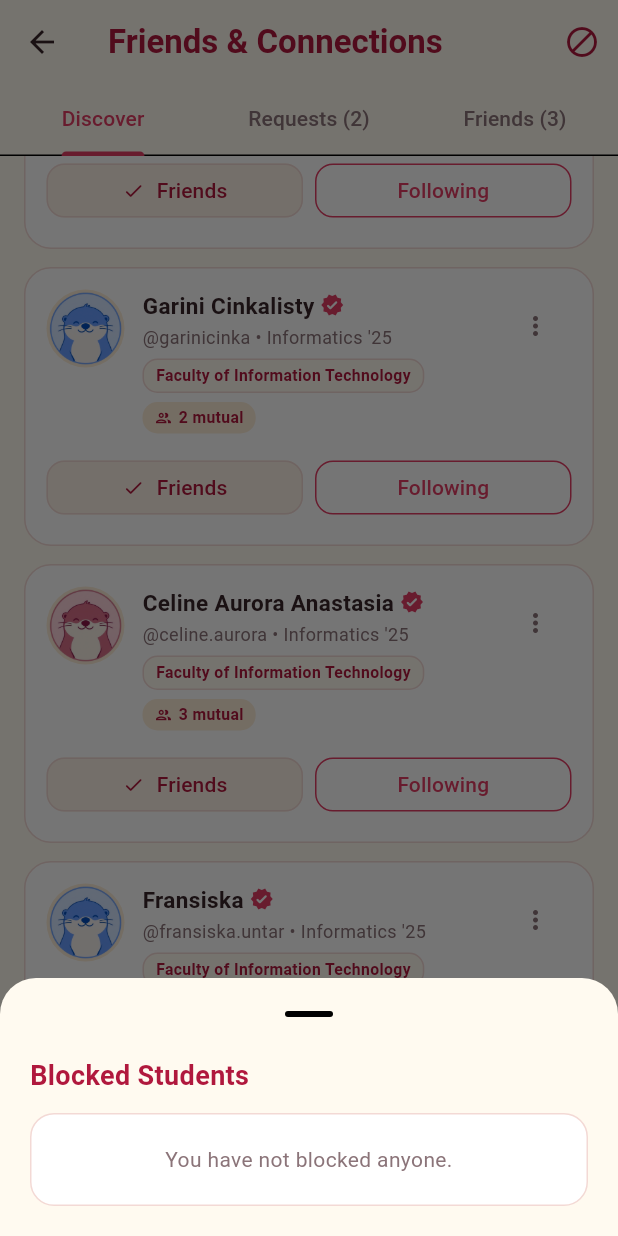
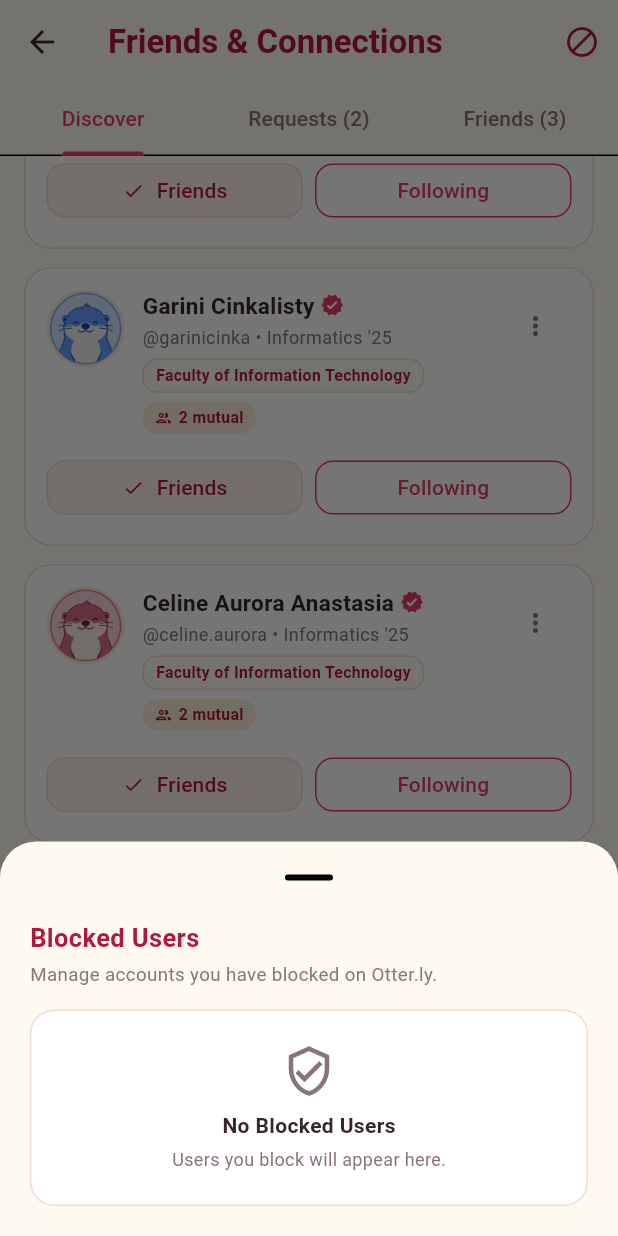
Before and after one commit to GeorginaGabriella/Otterly-Mobile-App, a Flutter app: the FriendsScreen screen opened directly, scrolled down 576 dp, after a tap on the "block" icon, on a phone screen of 412 x 824 dp. Run offline on Flutter 3.47's test engine with Material 3 defaults, Android fonts, the phone set to English and light mode, and no system bars; our stand-ins replace flutter_riverpod, flutter_secure_storage, image_picker, shared_preferences, video_player; accounts and stored records are empty.

Commit message:
Fix Profile & Friends state races, blocked sheet UX, and layout polish

```diff
--- a/lib/screens/friends/friends_screen.dart
+++ b/lib/screens/friends/friends_screen.dart
@@ -3,6 +3,7 @@ import 'package:flutter_riverpod/flutter_riverpod.dart';
 import '../../core/app_colors.dart';
 import '../../models/friend_profile_model.dart';
 import '../../providers/social_profile_provider.dart';
+import '../../widgets/friends/blocked_users_sheet_widget.dart';
 import '../../widgets/friends/friend_request_card_widget.dart';
 import '../../widgets/friends/friend_user_card_widget.dart';
 import '../../widgets/friends/mutual_friends_sheet_widget.dart';
@@ -47,8 +48,11 @@ class _FriendsScreenState extends ConsumerState<FriendsScreen>
       vsync: this,
       initialIndex: clampedIndex,
     );
-    _discoverSearchController.text =
-        ref.read(socialProfileProvider).searchQuery;
+    WidgetsBinding.instance.addPostFrameCallback((_) {
+      if (!mounted) return;
+      ref.read(socialProfileProvider.notifier).clearFilters();
+      _discoverSearchController.clear();
+    });
   }
 
   @override
@@ -163,97 +167,12 @@ class _FriendsScreenState extends ConsumerState<FriendsScreen>
     }
   }
 
-  void _showBlockedUsersSheet() {
-    showModalBottomSheet<void>(
-      context: context,
-      showDragHandle: true,
-      backgroundColor: AppColors.background,
-      shape: const RoundedRectangleBorder(
-        borderRadius: BorderRadius.vertical(top: Radius.circular(24)),
-      ),
-      builder: (sheetContext) => Consumer(
-        builder: (context, ref, _) {
-          final blocked = ref.watch(socialProfileProvider).blockedUsers;
-          return SafeArea(
-            child: Padding(
-              padding: const EdgeInsets.fromLTRB(20, 4, 20, 20),
-              child: Column(
-                mainAxisSize: MainAxisSize.min,
-                crossAxisAlignment: CrossAxisAlignment.start,
-                children: [
-                  const Text(
-                    'Blocked Students',
-                    style: TextStyle(
-                      fontSize: 18,
-                      fontWeight: FontWeight.bold,
-                      color: AppColors.burgundy,
-                    ),
-                  ),
-                  const SizedBox(height: 12),
-                  if (blocked.isEmpty)
-                    Container(
-                      width: double.infinity,
-                      padding: const EdgeInsets.all(20),
-                      decoration: BoxDecoration(
-                        color: AppColors.white,
-                        borderRadius: BorderRadius.circular(16),
-                        border: Border.all(color: AppColors.border),
-                      ),
-                      child: const Text(
-                        'You have not blocked anyone.',
-                        textAlign: TextAlign.center,
-                        style: TextStyle(color: AppColors.textSecondary),
-                      ),
-                    )
-                  else
-                    Flexible(
-                      child: ListView.separated(
-                        shrinkWrap: true,
-                        itemCount: blocked.length,
-                        separatorBuilder: (_, __) => const SizedBox(height: 8),
-                        itemBuilder: (_, index) {
-                          final student = blocked[index];
-                          return ListTile(
-                            tileColor: AppColors.white,
-                            shape: RoundedRectangleBorder(
-                              borderRadius: BorderRadius.circular(14),
-                              side: const BorderSide(color: AppColors.border),
-                            ),
-                            leading: CircleAvatar(
-                              backgroundColor: AppColors.cream,
-                              backgroundImage: AssetImage(student.avatar),
-                            ),
-                            title: Text(
-                              student.fullName,
-                              style: const TextStyle(
-                                fontWeight: FontWeight.bold,
-                                fontSize: 14,
-                              ),
-                            ),
-                            subtitle: Text('@${student.username}'),
-                            trailing: TextButton(
-                              onPressed: () async {
-                                await ref
-                                    .read(socialProfileProvider.notifier)
-                                    .unblockUser(student.id);
-                                if (mounted) {
-                                  _showSnack(
-                                    'Unblocked ${student.fullName}.',
-                                    background: AppColors.success,
-                                  );
-                                }
-                              },
-                              child: const Text('Unblock'),
-                            ),
-                          );
-                        },
-                      ),
-                    ),
-                ],
-              ),
-            ),
-          );
-        },
+  Widget _centeredTab(Widget child) {
+    return Align(
+      alignment: Alignment.topCenter,
+      child: ConstrainedBox(
+        constraints: const BoxConstraints(maxWidth: 620),
+        child: child,
       ),
     );
   }
@@ -302,6 +221,7 @@ class _FriendsScreenState extends ConsumerState<FriendsScreen>
       color: AppColors.pink,
       onRefresh: notifier.refresh,
       child: ListView(
+        physics: const AlwaysScrollableScrollPhysics(),
         padding: const EdgeInsets.all(16),
         children: [
           TextField(
@@ -398,25 +318,43 @@ class _FriendsScreenState extends ConsumerState<FriendsScreen>
                 itemBuilder: (context, index) {
                   final student = suggestions[index];
                   final mutualCount = state.mutualFriendsFor(student).length;
-                  return Container(
+                  return SizedBox(
                     width: 168,
-                    padding: const EdgeInsets.all(12),
-                    decoration: BoxDecoration(
+                    child: Material(
                       color: AppColors.white,
+                      shape: RoundedRectangleBorder(
                         borderRadius: BorderRadius.circular(18),
-                      border: Border.all(color: AppColors.border),
+                        side: const BorderSide(color: AppColors.border),
                       ),
+                      clipBehavior: Clip.antiAlias,
                       child: InkWell(
                         onTap: () => _openStudentProfile(student.id),
+                        child: Padding(
+                          padding: const EdgeInsets.all(12),
                           child: Column(
                             children: [
                               CircleAvatar(
                                 radius: 30,
                                 backgroundColor: AppColors.cream,
-                            backgroundImage: AssetImage(student.avatar),
+                                child: ClipOval(
+                                  child: Image.asset(
+                                    student.avatar,
+                                    width: 60,
+                                    height: 60,
+                                    fit: BoxFit.cover,
+                                    errorBuilder: (_, __, ___) => const Icon(
+                                      Icons.pets,
+                                      color: AppColors.burgundy,
+                                    ),
+                                  ),
+                                ),
                               ),
                               const SizedBox(height: 8),
-                          Text(
+                              Row(
+                                mainAxisAlignment: MainAxisAlignment.center,
+                                children: [
+                                  Flexible(
+                                    child: Text(
                                       student.fullName,
                                       maxLines: 1,
                                       overflow: TextOverflow.ellipsis,
@@ -425,6 +363,17 @@ class _FriendsScreenState extends ConsumerState<FriendsScreen>
                                         fontSize: 13.5,
                                         color: AppColors.textDark,
                                       ),
+                                    ),
+                                  ),
+                                  if (student.isVerified) ...[
+                                    const SizedBox(width: 4),
+                                    const Icon(
+                                      Icons.verified_rounded,
+                                      size: 14,
+                                      color: AppColors.pink,
+                                    ),
+                                  ],
+                                ],
                               ),
                               Text(
                                 student.studyProgram,
@@ -469,6 +418,8 @@ class _FriendsScreenState extends ConsumerState<FriendsScreen>
                                 ),
                               ),
                             ],
+                          ),
+                        ),
                       ),
                     ),
                   );
@@ -565,9 +516,44 @@ class _FriendsScreenState extends ConsumerState<FriendsScreen>
     final incoming = state.incomingRequests;
     final sent = state.sentRequests;
 
-    return ListView(
+    return RefreshIndicator(
+      color: AppColors.pink,
+      onRefresh: notifier.refresh,
+      child: ListView(
+        physics: const AlwaysScrollableScrollPhysics(),
         padding: const EdgeInsets.all(16),
         children: [
+          if (state.privacy.allowRequestsFromMutualsOnly) ...[
+            Container(
+              padding: const EdgeInsets.symmetric(horizontal: 12, vertical: 10),
+              decoration: BoxDecoration(
+                color: AppColors.cream.withValues(alpha: 0.75),
+                borderRadius: BorderRadius.circular(14),
+                border: Border.all(color: AppColors.border),
+              ),
+              child: const Row(
+                children: [
+                  Icon(
+                    Icons.group_outlined,
+                    size: 18,
+                    color: AppColors.burgundy,
+                  ),
+                  SizedBox(width: 8),
+                  Expanded(
+                    child: Text(
+                      'Mutual-friends filter is active in Privacy Settings.',
+                      style: TextStyle(
+                        fontSize: 12,
+                        fontWeight: FontWeight.w600,
+                        color: AppColors.burgundy,
+                      ),
+                    ),
+                  ),
+                ],
+              ),
+            ),
+            const SizedBox(height: 12),
+          ],
           Row(
           children: [
             const Expanded(
@@ -690,6 +676,7 @@ class _FriendsScreenState extends ConsumerState<FriendsScreen>
             );
           }),
         ],
+      ),
     );
   }
 
@@ -703,7 +690,11 @@ class _FriendsScreenState extends ConsumerState<FriendsScreen>
           friend.studyProgram.toLowerCase().contains(query);
     }).toList();
 
-    return ListView(
+    return RefreshIndicator(
+      color: AppColors.pink,
+      onRefresh: notifier.refresh,
+      child: ListView(
+        physics: const AlwaysScrollableScrollPhysics(),
         padding: const EdgeInsets.all(16),
       children: [
         TextField(
@@ -810,6 +801,7 @@ class _FriendsScreenState extends ConsumerState<FriendsScreen>
             );
           }),
         ],
+      ),
     );
   }
 
@@ -833,7 +825,7 @@ class _FriendsScreenState extends ConsumerState<FriendsScreen>
         actions: [
           IconButton(
             tooltip: 'Blocked Users',
-            onPressed: _showBlockedUsersSheet,
+            onPressed: () => BlockedUsersSheetWidget.show(context),
             icon: const Icon(
               Icons.block_rounded,
               color: AppColors.burgundy,
@@ -857,9 +849,9 @@ class _FriendsScreenState extends ConsumerState<FriendsScreen>
       body: TabBarView(
         controller: _tabController,
         children: [
-          _buildDiscoverTab(socialState),
-          _buildRequestsTab(socialState),
-          _buildMyFriendsTab(socialState),
+          _centeredTab(_buildDiscoverTab(socialState)),
+          _centeredTab(_buildRequestsTab(socialState)),
+          _centeredTab(_buildMyFriendsTab(socialState)),
         ],
       ),
     );
--- /dev/null
+++ b/lib/widgets/friends/blocked_users_sheet_widget.dart
@@ -0,0 +1,203 @@
+import 'package:flutter/material.dart';
+import 'package:flutter_riverpod/flutter_riverpod.dart';
+import '../../core/app_colors.dart';
+import '../../providers/social_profile_provider.dart';
+
+class BlockedUsersSheetWidget extends ConsumerStatefulWidget {
+  final ValueChanged<String>? onUnblocked;
+
+  const BlockedUsersSheetWidget({
+    super.key,
+    this.onUnblocked,
+  });
+
+  static Future<void> show(
+    BuildContext context, {
+    ValueChanged<String>? onUnblocked,
+  }) {
+    return showModalBottomSheet<void>(
+      context: context,
+      showDragHandle: true,
+      backgroundColor: AppColors.background,
+      shape: const RoundedRectangleBorder(
+        borderRadius: BorderRadius.vertical(top: Radius.circular(24)),
+      ),
+      builder: (_) => BlockedUsersSheetWidget(onUnblocked: onUnblocked),
+    );
+  }
+
+  @override
+  ConsumerState<BlockedUsersSheetWidget> createState() =>
+      _BlockedUsersSheetWidgetState();
+}
+
+class _BlockedUsersSheetWidgetState
+    extends ConsumerState<BlockedUsersSheetWidget> {
+  String? _statusMessage;
+
+  @override
+  Widget build(BuildContext context) {
+    final blocked = ref.watch(socialProfileProvider).blockedUsers;
+
+    return SafeArea(
+      child: Padding(
+        padding: const EdgeInsets.fromLTRB(20, 4, 20, 20),
+        child: Column(
+          mainAxisSize: MainAxisSize.min,
+          crossAxisAlignment: CrossAxisAlignment.start,
+          children: [
+            const Text(
+              'Blocked Users',
+              style: TextStyle(
+                fontSize: 17,
+                fontWeight: FontWeight.bold,
+                color: AppColors.burgundy,
+              ),
+            ),
+            const SizedBox(height: 4),
+            const Text(
+              'Manage accounts you have blocked on Otter.ly.',
+              style: TextStyle(
+                fontSize: 12.5,
+                color: AppColors.textSecondary,
+              ),
+            ),
+            if (_statusMessage != null) ...[
+              const SizedBox(height: 12),
+              Container(
+                width: double.infinity,
+                padding: const EdgeInsets.symmetric(
+                  horizontal: 12,
+                  vertical: 9,
+                ),
+                decoration: BoxDecoration(
+                  color: AppColors.success.withValues(alpha: 0.12),
+                  borderRadius: BorderRadius.circular(12),
+                  border: Border.all(
+                    color: AppColors.success.withValues(alpha: 0.35),
+                  ),
+                ),
+                child: Row(
+                  children: [
+                    const Icon(
+                      Icons.check_circle_outline_rounded,
+                      size: 18,
+                      color: AppColors.success,
+                    ),
+                    const SizedBox(width: 8),
+                    Expanded(
+                      child: Text(
+                        _statusMessage!,
+                        style: const TextStyle(
+                          fontSize: 12.5,
+                          fontWeight: FontWeight.w600,
+                          color: AppColors.textDark,
+                        ),
+                      ),
+                    ),
+                  ],
+                ),
+              ),
+            ],
+            const SizedBox(height: 14),
+            if (blocked.isEmpty)
+              Container(
+                width: double.infinity,
+                padding: const EdgeInsets.all(22),
+                decoration: BoxDecoration(
+                  color: AppColors.white,
+                  borderRadius: BorderRadius.circular(16),
+                  border: Border.all(color: AppColors.border),
+                ),
+                child: const Column(
+                  children: [
+                    Icon(
+                      Icons.verified_user_outlined,
+                      size: 36,
+                      color: AppColors.textSecondary,
+                    ),
+                    SizedBox(height: 8),
+                    Text(
+                      'No Blocked Users',
+                      style: TextStyle(
+                        fontWeight: FontWeight.bold,
+                        color: AppColors.textDark,
+                      ),
+                    ),
+                    SizedBox(height: 4),
+                    Text(
+                      'Users you block will appear here.',
+                      style: TextStyle(
+                        fontSize: 12,
+                        color: AppColors.textSecondary,
+                      ),
+                    ),
+                  ],
+                ),
+              )
+            else
+              Flexible(
+                child: ListView.separated(
+                  shrinkWrap: true,
+                  itemCount: blocked.length,
+                  separatorBuilder: (_, __) => const SizedBox(height: 8),
+                  itemBuilder: (context, index) {
+                    final student = blocked[index];
+                    return ListTile(
+                      shape: RoundedRectangleBorder(
+                        borderRadius: BorderRadius.circular(14),
+                        side: const BorderSide(color: AppColors.border),
+                      ),
+                      tileColor: AppColors.white,
+                      leading: CircleAvatar(
+                        backgroundColor: AppColors.cream,
+                        child: ClipOval(
+                          child: Image.asset(
+                            student.avatar,
+                            width: 40,
+                            height: 40,
+                            fit: BoxFit.cover,
+                            errorBuilder: (_, __, ___) => const Icon(
+                              Icons.pets,
+                              color: AppColors.burgundy,
+                            ),
+                          ),
+                        ),
+                      ),
+                      title: Text(
+                        student.fullName,
+                        style: const TextStyle(
+                          fontWeight: FontWeight.bold,
+                          fontSize: 14,
+                        ),
+                      ),
+                      subtitle: Text('@${student.username}'),
+                      trailing: TextButton(
+                        onPressed: () async {
+                          await ref
+                              .read(socialProfileProvider.notifier)
+                              .unblockUser(student.id);
+                          if (!mounted) return;
+                          setState(() {
+                            _statusMessage = 'Unblocked ${student.fullName}.';
+                          });
+                          widget.onUnblocked?.call(student.fullName);
+                        },
+                        child: const Text(
+                          'Unblock',
+                          style: TextStyle(
+                            color: AppColors.pink,
+                            fontWeight: FontWeight.bold,
+                          ),
+                        ),
+                      ),
+                    );
+                  },
+                ),
+              ),
+          ],
+        ),
+      ),
+    );
+  }
+}
```
Also changed, not shown: lib/providers/social_profile_provider.dart (+44 -11 lines), lib/screens/profile/edit_profile_screen.dart (+12 -3 lines), lib/screens/profile/profile_screen.dart (+4 -90 lines), lib/widgets/profile/profile_header_widget.dart (+54 -9 lines), lib/widgets/profile/profile_post_list_widget.dart (+9 -3 lines), 1 other file. Lines whose indentation alone changed are shown as unchanged.
